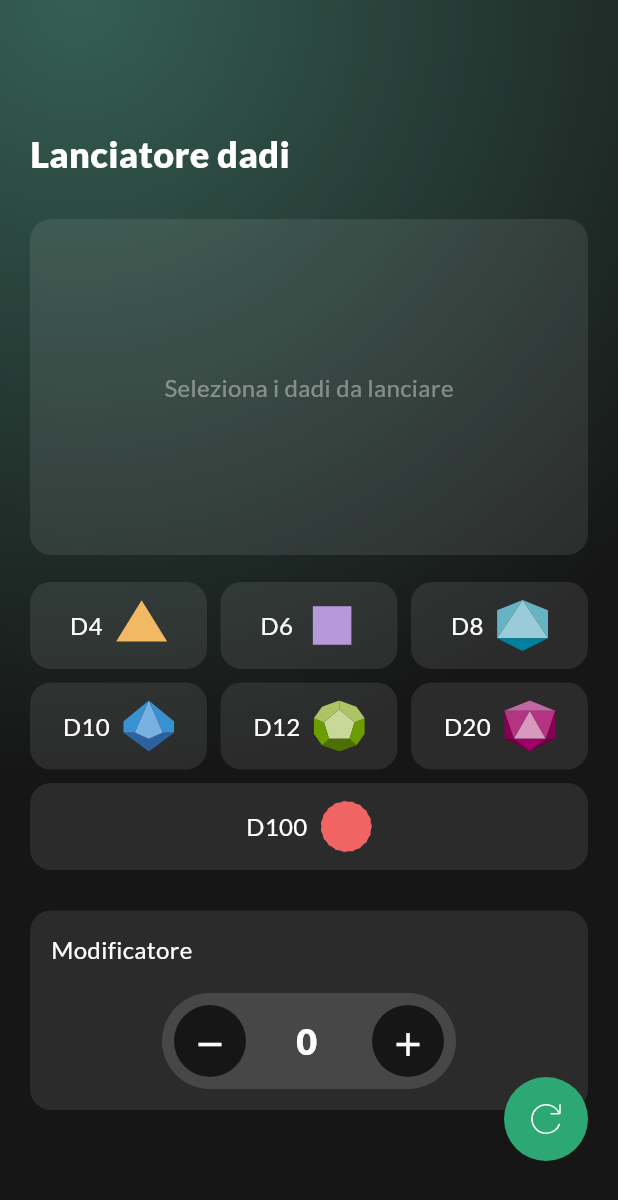
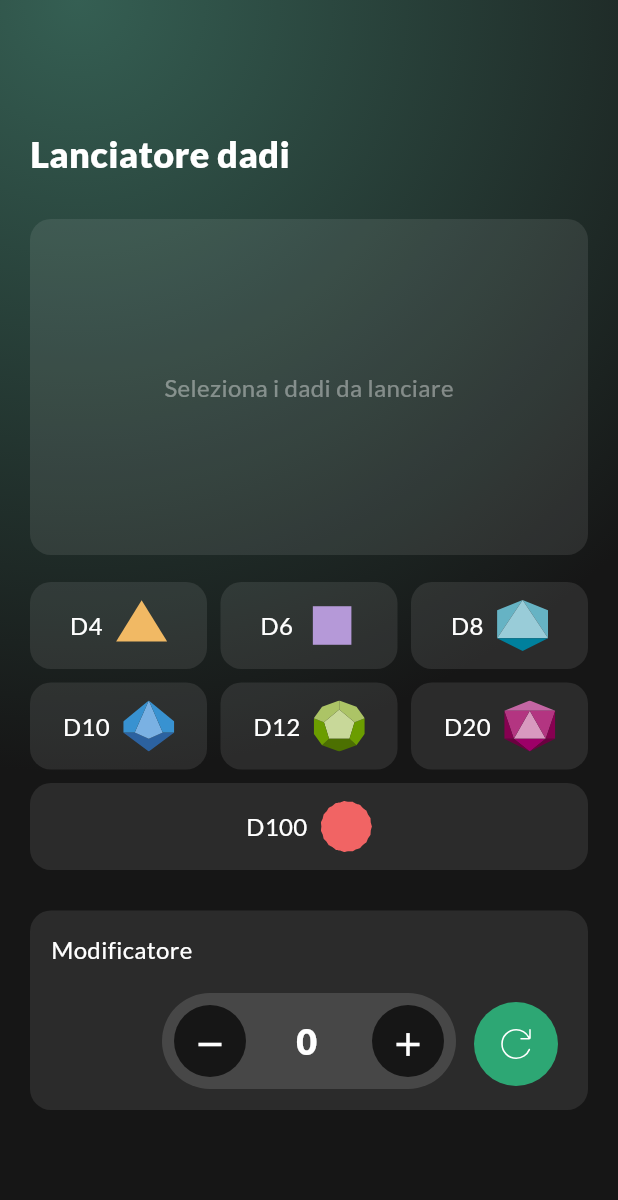
Before and after one commit to MrPio/Scheda_DnD_5e, a Flutter app: the DicePage screen opened by its route, on a phone screen of 412 x 824 dp. Shown: the top 1200 px of the screen. Run offline on Flutter 3.47's test engine with Material 3 defaults, Android fonts, the phone set to English and light mode, and no system bars; our stand-ins replace cached_network_image, cloud_firestore, firebase_auth, firebase_core, flutter_dotenv, flutter_markdown and 8 more; missing offline and left inert: dynamic_height_grid_view; accounts and stored records are empty.

Commit message:
Fix dice page FAB

```diff
--- a/lib/extension_function/context_extensions.dart
+++ b/lib/extension_function/context_extensions.dart
@@ -83,7 +83,7 @@ extension ContextExtensions on BuildContext {
                             ),
                           ),
                         ),
-                      if (child != null) Flexible(child: SingleChildScrollView(child: child)),
+                      if (child != null) Flexible(flex: 5,child: SingleChildScrollView(child: child)),
                       const SizedBox(height: Measures.vMarginThin),
                       Padding(
                         padding:
--- a/lib/view/dice_page.dart
+++ b/lib/view/dice_page.dart
@@ -1,7 +1,7 @@
 import 'package:flutter/material.dart';
 import 'package:scheda_dnd_5e/enum/dice.dart';
-import 'package:scheda_dnd_5e/extension_function/string_extensions.dart';
 import 'package:scheda_dnd_5e/view/partial/decoration/gradient_background.dart';
+import 'package:scheda_dnd_5e/view/partial/fab.dart';
 import 'package:scheda_dnd_5e/view/screen/dice_screen.dart';
 
 import '../constant/measures.dart';
@@ -17,7 +17,8 @@ class DiceArgs {
 }
 
 class DicePage extends StatelessWidget {
-  static Function()? onFabTap;
+  static Function() onFabTap = () {};
+
   const DicePage({super.key});
 
   @override
@@ -36,15 +37,12 @@ class DicePage extends StatelessWidget {
                 alignment: Alignment.bottomRight,
                 child: Padding(
                   padding:
-                  const EdgeInsets.only(bottom: Measures.fABBottomMargin, right: Measures.hPadding),
-                  child: FloatingActionButton(
-                    onPressed: onFabTap,
-                    elevation: 0,
-                    foregroundColor: Palette.primaryGreen,
-                    backgroundColor: Palette.primaryGreen,
-                    shape: RoundedRectangleBorder(borderRadius: BorderRadius.circular(999)),
-                    child: 'refresh'.toIcon(height: 20),
-                  ),
+                      const EdgeInsets.only(bottom: Measures.fABBottomMargin, right: Measures.hPadding),
+                  child: FAB(FABArgs(
+                    color: Palette.primaryGreen,
+                    icon: 'refresh',
+                    onPress: () => DicePage.onFabTap(),
+                  )),
                 )),
           ],
         ),
--- a/lib/view/signin_page.dart
+++ b/lib/view/signin_page.dart
@@ -262,7 +262,6 @@ class _SignInPageState extends State<SignInPage> with Loadable {
     context.popup(
       'Reset della password',
       message: 'Inserisci l\'email dell\'account del quale vuoi reimpostare la password:',
-      backgroundColor: Palette.popup,
       positiveText: 'Invia email',
       positiveCallback: () async {
         if (emailController.text.isEmail) {
```
Also changed, not shown: lib/view/character_page.dart (+134 -123 lines).
